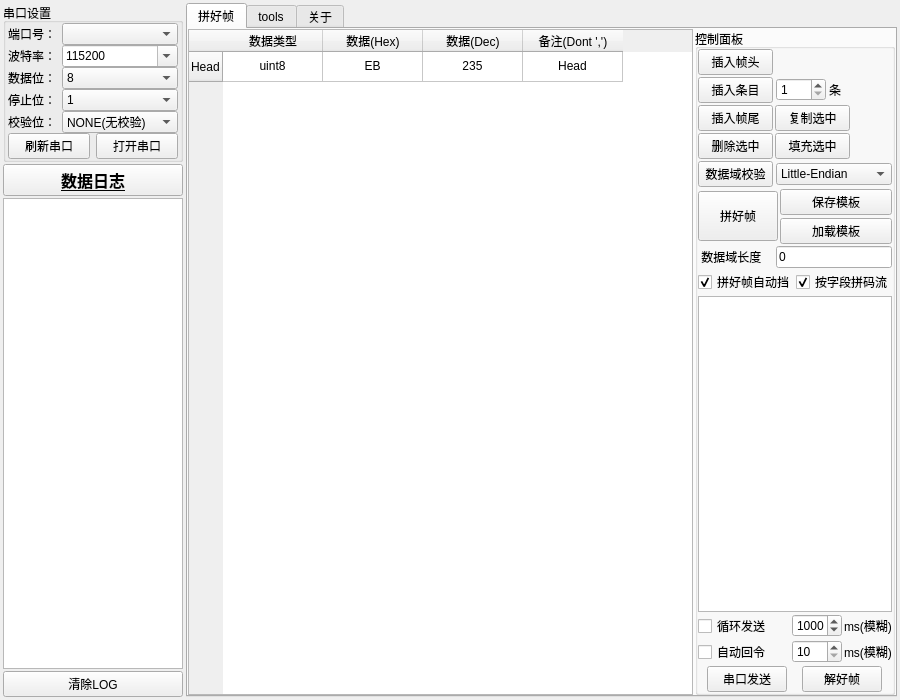
The window that widget.ui (Sadaharuuu/PinHZ) describes before a commit, drawn with Qt 5.
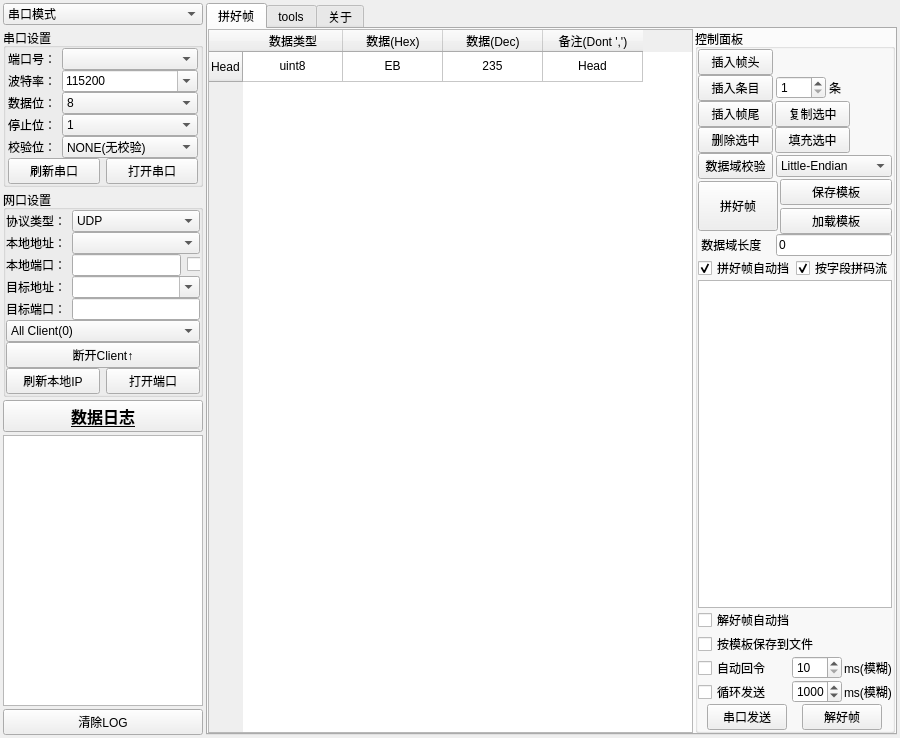
The same window after the commit. Icons and pictures are not drawn.

Patch:
```diff
--- a/widget.ui
+++ b/widget.ui
@@ -7,7 +7,7 @@
     <x>0</x>
     <y>0</y>
     <width>900</width>
-    <height>700</height>
+    <height>738</height>
    </rect>
   </property>
   <property name="sizePolicy">
@@ -76,13 +76,13 @@
         </property>
         <property name="maximumSize">
          <size>
-          <width>180</width>
+          <width>200</width>
           <height>16777215</height>
          </size>
         </property>
-        <layout class="QVBoxLayout" name="verticalLayout_5">
+        <layout class="QVBoxLayout" name="verticalLayout_2">
          <property name="spacing">
-          <number>2</number>
+          <number>3</number>
          </property>
          <property name="leftMargin">
           <number>0</number>
@@ -97,7 +97,27 @@
           <number>0</number>
          </property>
          <item>
-          <widget class="QGroupBox" name="groupBox_serialport">
+          <widget class="QComboBox" name="combo_portMode">
+           <property name="sizePolicy">
+            <sizepolicy hsizetype="Preferred" vsizetype="Fixed">
+             <horstretch>0</horstretch>
+             <verstretch>0</verstretch>
+            </sizepolicy>
+           </property>
+           <item>
+            <property name="text">
+             <string>串口模式</string>
+            </property>
+           </item>
+           <item>
+            <property name="text">
+             <string>网口模式</string>
+            </property>
+           </item>
+          </widget>
+         </item>
+         <item>
+          <widget class="QGroupBox" name="groupBox_serialPort">
            <property name="minimumSize">
             <size>
              <width>0</width>
@@ -355,6 +375,222 @@
            </layout>
           </widget>
          </item>
+         <item>
+          <widget class="QGroupBox" name="groupBox_net">
+           <property name="minimumSize">
+            <size>
+             <width>0</width>
+             <height>0</height>
+            </size>
+           </property>
+           <property name="maximumSize">
+            <size>
+             <width>16777215</width>
+             <height>16777215</height>
+            </size>
+           </property>
+           <property name="title">
+            <string>网口设置</string>
+           </property>
+           <layout class="QVBoxLayout" name="verticalLayout_5">
+            <property name="spacing">
+             <number>0</number>
+            </property>
+            <property name="leftMargin">
+             <number>0</number>
+            </property>
+            <property name="topMargin">
+             <number>0</number>
+            </property>
+            <property name="rightMargin">
+             <number>0</number>
+            </property>
+            <property name="bottomMargin">
+             <number>0</number>
+            </property>
+            <item>
+             <layout class="QHBoxLayout" name="horizontalLayout_21">
+              <item>
+               <widget class="QLabel" name="label_netType">
+                <property name="sizePolicy">
+                 <sizepolicy hsizetype="Fixed" vsizetype="Preferred">
+                  <horstretch>0</horstretch>
+                  <verstretch>0</verstretch>
+                 </sizepolicy>
+                </property>
+                <property name="text">
+                 <string>协议类型：</string>
+                </property>
+               </widget>
+              </item>
+              <item>
+               <widget class="QComboBox" name="combo_netType">
+                <item>
+                 <property name="text">
+                  <string>UDP</string>
+                 </property>
+                </item>
+                <item>
+                 <property name="text">
+                  <string>TCP Client</string>
+                 </property>
+                </item>
+                <item>
+                 <property name="text">
+                  <string>TCP Server</string>
+                 </property>
+                </item>
+               </widget>
+              </item>
+             </layout>
+            </item>
+            <item>
+             <layout class="QHBoxLayout" name="horizontalLayout_23">
+              <item>
+               <widget class="QLabel" name="label_netAddrLocal">
+                <property name="sizePolicy">
+                 <sizepolicy hsizetype="Fixed" vsizetype="Preferred">
+                  <horstretch>0</horstretch>
+                  <verstretch>0</verstretch>
+                 </sizepolicy>
+                </property>
+                <property name="text">
+                 <string>本地地址：</string>
+                </property>
+               </widget>
+              </item>
+              <item>
+               <widget class="QComboBox" name="combo_netAddrLocal">
+                <property name="currentIndex">
+                 <number>-1</number>
+                </property>
+               </widget>
+              </item>
+             </layout>
+            </item>
+            <item>
+             <layout class="QHBoxLayout" name="horizontalLayout_24">
+              <item>
+               <widget class="QLabel" name="label_netPortLocal">
+                <property name="sizePolicy">
+                 <sizepolicy hsizetype="Fixed" vsizetype="Preferred">
+                  <horstretch>0</horstretch>
+                  <verstretch>0</verstretch>
+                 </sizepolicy>
+                </property>
+                <property name="text">
+                 <string>本地端口：</string>
+                </property>
+               </widget>
+              </item>
+              <item>
+               <widget class="QLineEdit" name="lineEdit_netPortLocal"/>
+              </item>
+              <item>
+               <widget class="QCheckBox" name="check_netPortLocal">
+                <property name="maximumSize">
+                 <size>
+                  <width>13</width>
+                  <height>16777215</height>
+                 </size>
+                </property>
+                <property name="text">
+                 <string/>
+                </property>
+               </widget>
+              </item>
+             </layout>
+            </item>
+            <item>
+             <layout class="QHBoxLayout" name="horizontalLayout_29">
+              <item>
+               <widget class="QLabel" name="label_netAddrRemote">
+                <property name="sizePolicy">
+                 <sizepolicy hsizetype="Fixed" vsizetype="Preferred">
+                  <horstretch>0</horstretch>
+                  <verstretch>0</verstretch>
+                 </sizepolicy>
+                </property>
+                <property name="text">
+                 <string>目标地址：</string>
+                </property>
+               </widget>
+              </item>
+              <item>
+               <widget class="QComboBox" name="combo_netAddrRemote">
+                <property name="editable">
+                 <bool>true</bool>
+                </property>
+                <property name="currentIndex">
+                 <number>-1</number>
+                </property>
+               </widget>
+              </item>
+             </layout>
+            </item>
+            <item>
+             <layout class="QHBoxLayout" name="horizontalLayout_28">
+              <item>
+               <widget class="QLabel" name="label_netPortRemote">
+                <property name="sizePolicy">
+                 <sizepolicy hsizetype="Fixed" vsizetype="Preferred">
+                  <horstretch>0</horstretch>
+                  <verstretch>0</verstretch>
+                 </sizepolicy>
+                </property>
+                <property name="text">
+                 <string>目标端口：</string>
+                </property>
+               </widget>
+              </item>
+              <item>
+               <widget class="QLineEdit" name="lineEdit_netPortRemote"/>
+              </item>
+             </layout>
+            </item>
+            <item>
+             <widget class="QComboBox" name="combo_netClient">
+              <property name="editable">
+               <bool>false</bool>
+              </property>
+              <property name="currentIndex">
+               <number>0</number>
+              </property>
+              <item>
+               <property name="text">
+                <string>All Client(0)</string>
+               </property>
+              </item>
+             </widget>
+            </item>
+            <item>
+             <widget class="QPushButton" name="button_netClientClose">
+              <property name="text">
+               <string>断开Client↑</string>
+              </property>
+             </widget>
+            </item>
+            <item>
+             <layout class="QHBoxLayout" name="horizontalLayout_26">
+              <item>
+               <widget class="QPushButton" name="button_netRefresh">
+                <property name="text">
+                 <string>刷新本地IP</string>
+                </property>
+               </widget>
+              </item>
+              <item>
+               <widget class="QPushButton" name="button_netSwitch">
+                <property name="text">
+                 <string>打开端口</string>
+                </property>
+               </widget>
+              </item>
+             </layout>
+            </item>
+           </layout>
+          </widget>
+         </item>
          <item>
           <widget class="QPushButton" name="button_dataLog">
            <property name="minimumSize">
@@ -381,7 +617,7 @@
            <property name="minimumSize">
             <size>
              <width>0</width>
-             <height>80</height>
+             <height>100</height>
             </size>
            </property>
           </widget>
@@ -522,7 +758,7 @@
             </property>
             <layout class="QVBoxLayout" name="verticalLayout">
              <property name="spacing">
-              <number>2</number>
+              <number>0</number>
              </property>
              <property name="leftMargin">
               <number>0</number>
@@ -926,6 +1162,79 @@
                </property>
               </widget>
              </item>
+             <item>
+              <widget class="QCheckBox" name="check_autoPinHZReverse">
+               <property name="text">
+                <string>解好帧自动挡</string>
+               </property>
+              </widget>
+             </item>
+             <item>
+              <widget class="QCheckBox" name="check_saveAsTemp">
+               <property name="text">
+                <string>按模板保存到文件</string>
+               </property>
+              </widget>
+             </item>
+             <item>
+              <layout class="QHBoxLayout" name="horizontalLayout_9">
+               <property name="spacing">
+                <number>2</number>
+               </property>
+               <item>
+                <widget class="QCheckBox" name="check_autoReply">
+                 <property name="text">
+                  <string>自动回令</string>
+                 </property>
+                </widget>
+               </item>
+               <item>
+                <spacer name="horizontalSpacer">
+                 <property name="orientation">
+                  <enum>Qt::Horizontal</enum>
+                 </property>
+                 <property name="sizeHint" stdset="0">
+                  <size>
+                   <width>40</width>
+                   <height>20</height>
+                  </size>
+                 </property>
+                </spacer>
+               </item>
+               <item>
+                <widget class="QSpinBox" name="spin_replyTime">
+                 <property name="minimumSize">
+                  <size>
+                   <width>50</width>
+                   <height>0</height>
+                  </size>
+                 </property>
+                 <property name="maximumSize">
+                  <size>
+                   <width>50</width>
+                   <height>16777215</height>
+                  </size>
+                 </property>
+                 <property name="minimum">
+                  <number>10</number>
+                 </property>
+                 <property name="maximum">
+                  <number>9999</number>
+                 </property>
+                 <property name="value">
+                  <number>10</number>
+                 </property>
+                </widget>
+               </item>
+               <item>
+                <widget class="QLabel" name="label_3">
+                 <property name="text">
+                  <string>ms(模糊)</string>
+                 </property>
+                </widget>
+               </item>
+              </layout>
+             </item>
              <item>
               <layout class="QHBoxLayout" name="horizontalLayout_20">
                <property name="spacing">
@@ -985,65 +1294,6 @@
                </item>
               </layout>
              </item>
-             <item>
-              <layout class="QHBoxLayout" name="horizontalLayout_9">
-               <property name="spacing">
-                <number>2</number>
-               </property>
-               <item>
-                <widget class="QCheckBox" name="check_autoReply">
-                 <property name="text">
-                  <string>自动回令</string>
-                 </property>
-                </widget>
-               </item>
-               <item>
-                <spacer name="horizontalSpacer">
-                 <property name="orientation">
-                  <enum>Qt::Horizontal</enum>
-                 </property>
-                 <property name="sizeHint" stdset="0">
-                  <size>
-                   <width>40</width>
-                   <height>20</height>
-                  </size>
-                 </property>
-                </spacer>
-               </item>
-               <item>
-                <widget class="QSpinBox" name="spinBox_replyTime">
-                 <property name="minimumSize">
-                  <size>
-                   <width>50</width>
-                   <height>0</height>
-                  </size>
-                 </property>
-                 <property name="maximumSize">
-                  <size>
-                   <width>50</width>
-                   <height>16777215</height>
-                  </size>
-                 </property>
-                 <property name="minimum">
-                  <number>10</number>
-                 </property>
-                 <property name="maximum">
-                  <number>9999</number>
-                 </property>
-                 <property name="value">
-                  <number>10</number>
-                 </property>
-                </widget>
-               </item>
-               <item>
-                <widget class="QLabel" name="label_3">
-                 <property name="text">
-                  <string>ms(模糊)</string>
-                 </property>
-                </widget>
-               </item>
-              </layout>
-             </item>
              <item>
               <layout class="QHBoxLayout" name="horizontalLayout_16">
                <item>
```
Left out of the diff: 32 changed lines with no effect on the pictures.
